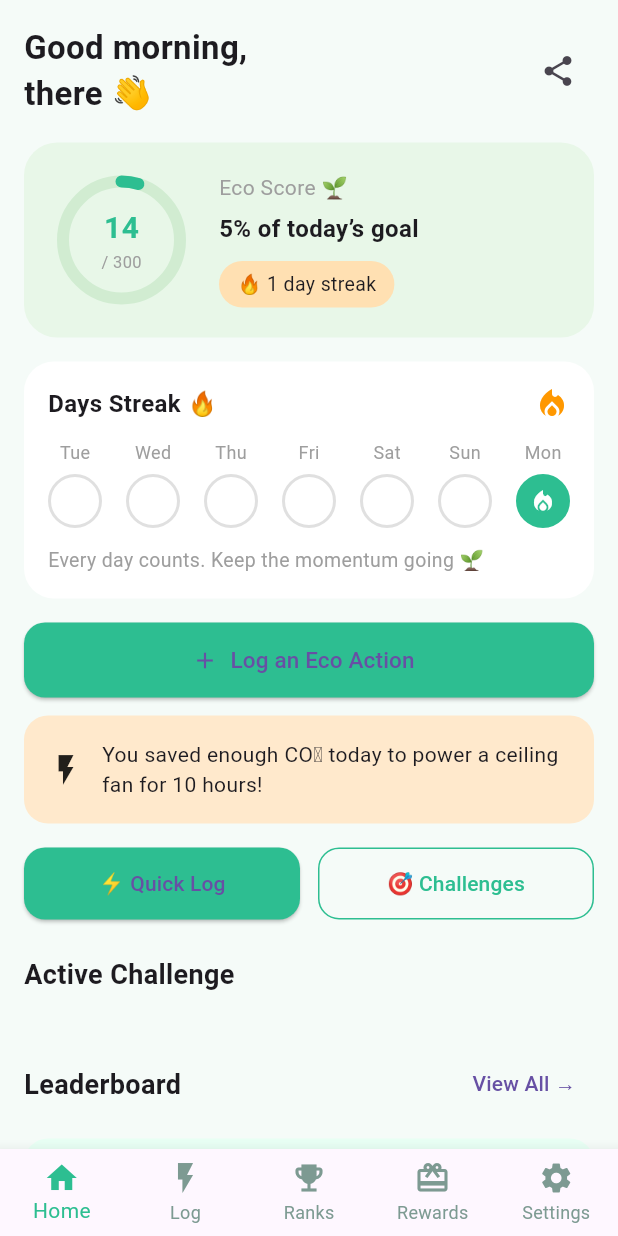
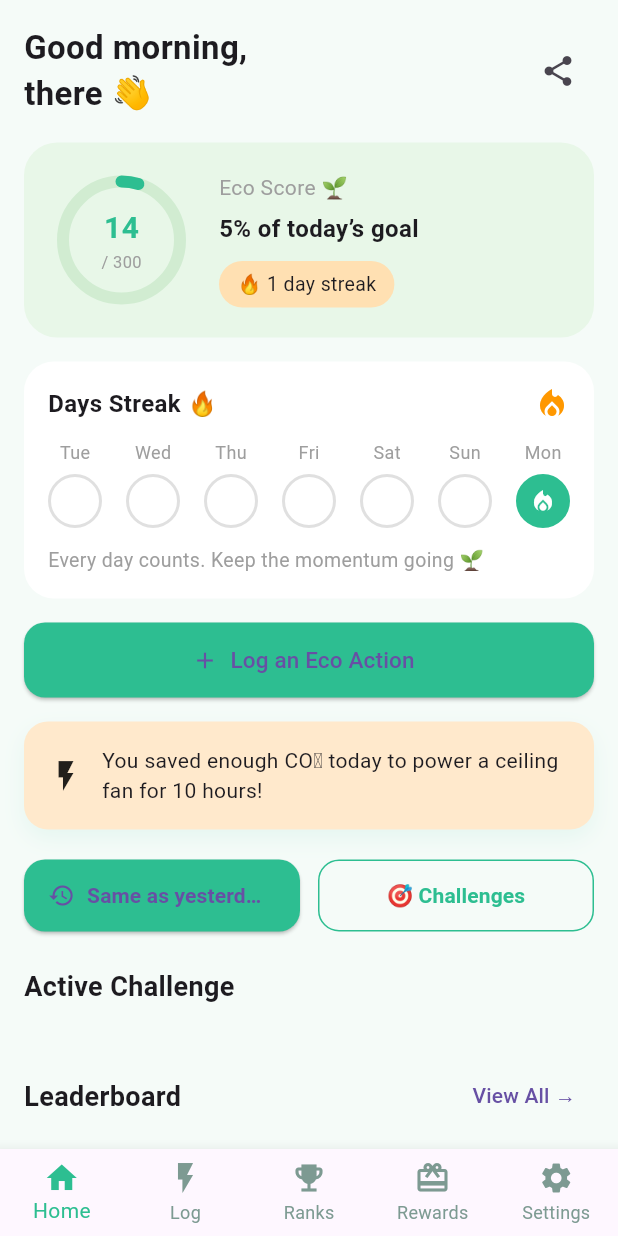
Before and after one commit to manasipatil-git/gdg-hacakthon, a Flutter app: the LogScreen screen opened by its route, after a tap on "Same as yesterday", after a tap on "Finish", on a phone screen of 412 x 824 dp. Run offline on Flutter 3.47's test engine with Material 3 defaults, Android fonts, the phone set to English and light mode, and no system bars; our stand-ins replace cloud_firestore, firebase_auth, firebase_core, qr_flutter; accounts and stored records are empty; Roboto replaces fonts that are missing (Poppins).

Commit message:
round 1 hackathon ready

```diff
--- a/ecolife/lib/Features/dashboard/screens/dashboard_screen.dart
+++ b/ecolife/lib/Features/dashboard/screens/dashboard_screen.dart
@@ -65,7 +65,7 @@ class DashboardScreen extends StatelessWidget {
 
                   const SizedBox(height: 16),
 
-                  // 🌱 Eco Score Card (LIVE)
+                  // 🌱 Eco Score Card
                   EcoScoreCard(
                     score: user.ecoScore,
                     streakDays: user.streak,
@@ -73,12 +73,12 @@ class DashboardScreen extends StatelessWidget {
 
                   const SizedBox(height: 16),
 
-                  // 🔥 Streak Calendar (reads from logs)
+                  // 🔥 Streak Calendar
                   const StreakCalendarCard(),
 
                   const SizedBox(height: 16),
 
-                  // ➕ Log Action CTA
+                  // ➕ Primary CTA
                   SizedBox(
                     width: double.infinity,
                     height: 50,
@@ -100,14 +100,26 @@ class DashboardScreen extends StatelessWidget {
                     ),
                   ),
 
-                  const SizedBox(height: 12),
-
-                  // ⚡ Impact
-                  const ImpactCard(),
-
                   const SizedBox(height: 16),
 
-                  // ⚡ Quick Actions
+                  // 🌍 Impact Highlight (Promoted Insight)
+                  Container(
+                    decoration: BoxDecoration(
+                      borderRadius: BorderRadius.circular(16),
+                      boxShadow: [
+                        BoxShadow(
+                          color: AppColors.primary.withOpacity(0.08),
+                          blurRadius: 12,
+                          offset: const Offset(0, 6),
+                        ),
+                      ],
+                    ),
+                    child: const ImpactCard(),
+                  ),
+
+                  const SizedBox(height: 20),
+
+                  // ⚡ Secondary Actions (non-duplicating)
                   const QuickActions(),
 
                   const SizedBox(height: 24),
--- a/ecolife/lib/Features/dashboard/widgets/quick_actions.dart
+++ b/ecolife/lib/Features/dashboard/widgets/quick_actions.dart
@@ -8,8 +8,9 @@ class QuickActions extends StatelessWidget {
   Widget build(BuildContext context) {
     return Row(
       children: [
+        // 🔥 Same as Yesterday (SAFE & WORKING)
         Expanded(
-          child: ElevatedButton(
+          child: ElevatedButton.icon(
             style: ElevatedButton.styleFrom(
               backgroundColor: AppColors.primary,
               shape: RoundedRectangleBorder(
@@ -18,17 +19,29 @@ class QuickActions extends StatelessWidget {
               minimumSize: const Size(double.infinity, 48),
             ),
             onPressed: () {
-              Navigator.pushNamed(context, '/log');
+              // Navigate to log screen where logic already exists
+              Navigator.pushNamed(
+                context,
+                '/log',
+                arguments: {'useYesterday': true},
+              );
             },
-            child: const Text(
-              '⚡ Quick Log',
-              style: TextStyle(fontSize: 14),
+            icon: const Icon(Icons.history),
+            label: const Text(
+              'Same as yesterday',
+              maxLines: 1,
+              overflow: TextOverflow.ellipsis,
+              style: TextStyle(
+                fontSize: 14,
+                fontWeight: FontWeight.w600,
+              ),
             ),
           ),
         ),
 
         const SizedBox(width: 12),
 
+        // 🎯 Challenges (emoji restored)
         Expanded(
           child: OutlinedButton(
             style: OutlinedButton.styleFrom(
@@ -45,6 +58,7 @@ class QuickActions extends StatelessWidget {
               '🎯 Challenges',
               style: TextStyle(
                 fontSize: 14,
+                fontWeight: FontWeight.w600,
                 color: AppColors.primary,
               ),
             ),
--- a/ecolife/lib/Features/log/controller/log_controller.dart
+++ b/ecolife/lib/Features/log/controller/log_controller.dart
@@ -28,4 +28,19 @@ class LogController {
       'ecoScore': FieldValue.increment(score),
     });
   }
+
+  // 🆕 REAL FEATURE: Same as Yesterday (1-tap log)
+  Future<void> logSameAsYesterday() async {
+    // Reset state (important if reused)
+    score = 0;
+    answers.clear();
+
+    // Demo yesterday values (safe defaults)
+    addAnswer('transport', 'Public Transport', 5);
+    addAnswer('food', 'Veg', 4);
+    addAnswer('energy', 'Fan', 3);
+    addAnswer('water', 'Normal Usage', 2);
+
+    await submit();
+  }
 }
--- a/ecolife/lib/Features/log/screens/log_quiz_screen.dart
+++ b/ecolife/lib/Features/log/screens/log_quiz_screen.dart
@@ -45,7 +45,7 @@ class _LogScreenState extends State<LogScreen> {
     'Long Shower': 0,
   };
 
-  // 🆕 Same as Yesterday (demo values)
+  // ✅ Same as Yesterday (shared logic)
   void _useYesterday() {
     _controller.addAnswer('transport', 'Public Transport', 5);
     _controller.addAnswer('food', 'Veg', 4);
@@ -54,6 +54,21 @@ class _LogScreenState extends State<LogScreen> {
 
     setState(() {
       showSummary = true;
+    });
+  }
+
+  // ✅ AUTO-ACTIVATE WHEN COMING FROM DASHBOARD
+  @override
+  void initState() {
+    super.initState();
+
+    WidgetsBinding.instance.addPostFrameCallback((_) {
+      final args =
+          ModalRoute.of(context)?.settings.arguments as Map<String, dynamic>?;
+
+      if (args != null && args['useYesterday'] == true) {
+        _useYesterday();
+      }
     });
   }
 
@@ -135,7 +150,7 @@ class _LogScreenState extends State<LogScreen> {
     return Column(
       crossAxisAlignment: CrossAxisAlignment.start,
       children: [
-        // 🆕 Live score preview
+        // 🔴 Live Score Preview
         Container(
           padding: const EdgeInsets.symmetric(vertical: 12, horizontal: 16),
           margin: const EdgeInsets.only(bottom: 16),
@@ -169,7 +184,7 @@ class _LogScreenState extends State<LogScreen> {
           ),
         ),
 
-        // 🆕 Same as yesterday button
+        // 🔥 Same as Yesterday (manual trigger still available)
         GestureDetector(
           onTap: _useYesterday,
           child: Container(
```
